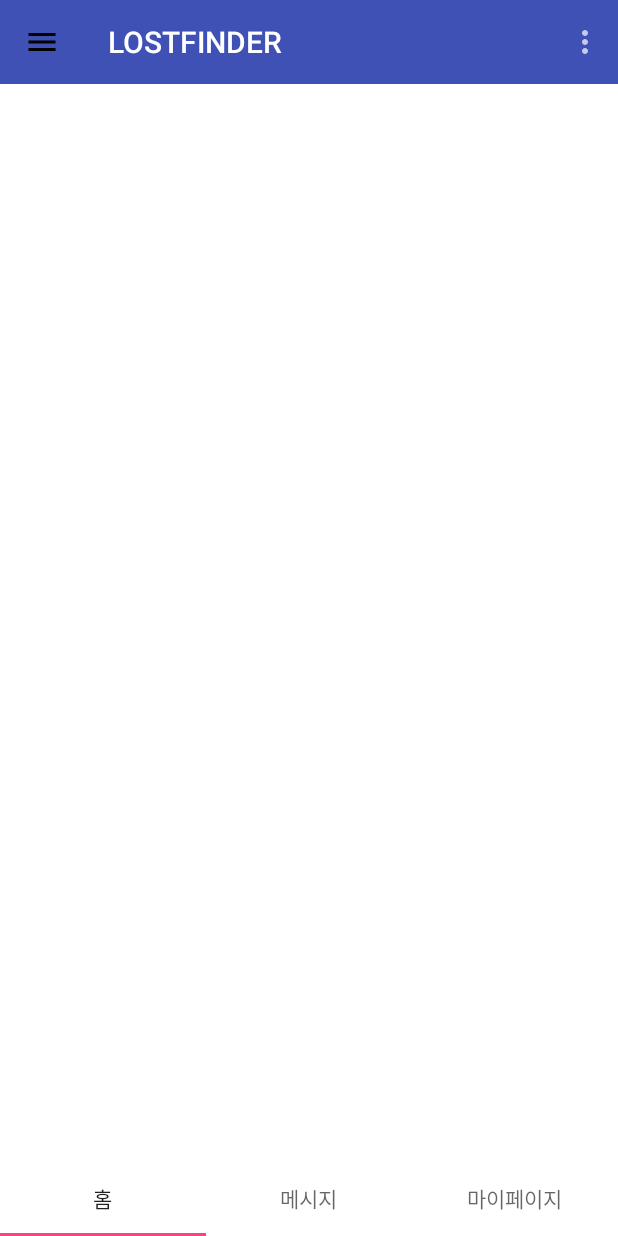
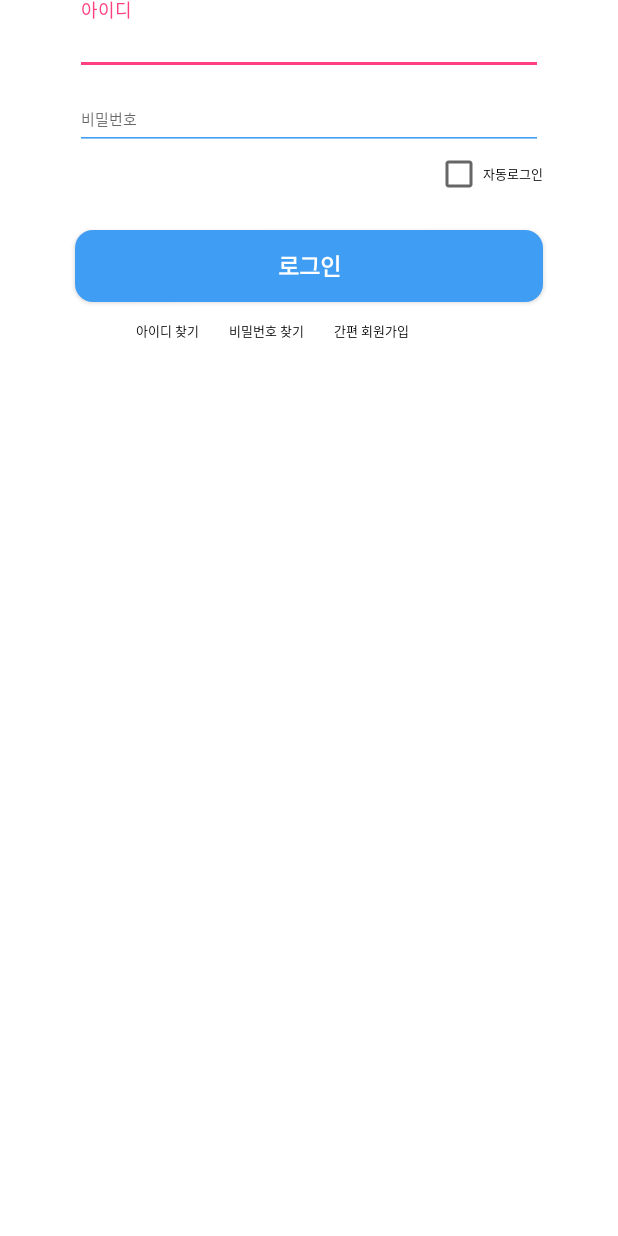
Before and after one commit to SoBsch/LOSTFINDER, an Android app: the screen it shows after launch (MainActivity before the commit, Login after it), on a phone screen of 412 x 824 dp. Run offline under Robolectric (Android 15) with nearby library versions, the phone set to English and light mode, and no system bars; libraries missing offline, so code that uses them is left out: com.squareup.leakcanary; 2 statements that could not run were skipped.

Commit message:
#Add
로그인기능

로그인 첫 페이지

화면 뷰 구현 / 클래스 추가

```diff
--- a/app/src/main/AndroidManifest.xml
+++ b/app/src/main/AndroidManifest.xml
@@ -2,17 +2,21 @@
 <manifest xmlns:android="http://schemas.android.com/apk/res/android"
     package="lostfinder.sobsch.lostfinder">
 
-    <uses-permission android:name="android.permission.INTERNET"/>
+    <uses-permission android:name="android.permission.INTERNET" />
 
     <application
+        android:name=".LostFinderApplication"
         android:allowBackup="true"
         android:icon="@mipmap/ic_launcher"
         android:label="@string/app_name"
-        android:name=".LostFinderApplication"
         android:roundIcon="@mipmap/ic_launcher_round"
         android:supportsRtl="true"
         android:theme="@style/AppTheme">
         <activity android:name=".ui.main.MainActivity">
+
+        </activity>
+
+        <activity android:name=".ui.login.Login">
             <intent-filter>
                 <action android:name="android.intent.action.MAIN" />
 
--- /dev/null
+++ b/app/src/main/java/lostfinder/sobsch/lostfinder/ui/login/Login.kt
@@ -0,0 +1,26 @@
+package lostfinder.sobsch.lostfinder.ui.login
+
+import lostfinder.sobsch.lostfinder.R
+import lostfinder.sobsch.lostfinder.ui.base.BaseActivity
+
+
+class Login : BaseActivity<LoginContract.View, LoginContract.Presenter>() {
+
+    override var mPresenter: LoginContract.Presenter = LoginPresenter()
+
+    override fun getResID(): Int = R.layout.activity_login
+
+    override fun init() {
+
+    }
+
+    override fun resume() {
+    }
+
+    override fun pause() {
+    }
+
+    override fun destroy() {
+    }
+
+}
--- /dev/null
+++ b/app/src/main/java/lostfinder/sobsch/lostfinder/ui/login/LoginContract.kt
@@ -0,0 +1,15 @@
+package lostfinder.sobsch.lostfinder.ui.login
+
+import lostfinder.sobsch.lostfinder.ui.base.BasePresenter
+import lostfinder.sobsch.lostfinder.ui.base.BaseView
+
+interface LoginContract{
+
+    interface View: BaseView{
+
+    }
+
+    interface Presenter: BasePresenter<View>{
+
+    }
+}
--- /dev/null
+++ b/app/src/main/java/lostfinder/sobsch/lostfinder/ui/login/LoginPresenter.kt
@@ -0,0 +1,7 @@
+package lostfinder.sobsch.lostfinder.ui.login
+
+import lostfinder.sobsch.lostfinder.ui.base.BasePresenterImpl
+
+class LoginPresenter: BasePresenterImpl<LoginContract.View>(), LoginContract.Presenter{
+
+}
--- /dev/null
+++ b/app/src/main/res/drawable/login_round.xml
@@ -0,0 +1,9 @@
+<?xml version="1.0" encoding="utf-8"?>
+<shape xmlns:android="http://schemas.android.com/apk/res/android">
+
+
+    <solid android:color="@color/login_tint" />
+
+
+    <corners android:radius="12.2dp" />
+</shape>
--- /dev/null
+++ b/app/src/main/res/layout/activity_login.xml
@@ -0,0 +1,120 @@
+<?xml version="1.0" encoding="utf-8"?>
+<android.support.constraint.ConstraintLayout xmlns:android="http://schemas.android.com/apk/res/android"
+    xmlns:app="http://schemas.android.com/apk/res-auto"
+    xmlns:tools="http://schemas.android.com/tools"
+    android:layout_width="match_parent"
+    android:layout_height="match_parent"
+    android:background="@color/white"
+    tools:context=".ui.login.Login">
+
+
+    <android.support.design.widget.TextInputLayout
+        android:id="@+id/login_id_layout"
+        android:layout_width="0dp"
+        android:layout_height="50dp"
+        android:layout_marginEnd="50dp"
+        android:layout_marginStart="50dp"
+        android:background="@null"
+        app:layout_constraintEnd_toEndOf="parent"
+        app:layout_constraintStart_toStartOf="parent">
+
+        <android.support.design.widget.TextInputEditText
+            android:id="@+id/login_id"
+            android:layout_width="match_parent"
+            android:layout_height="match_parent"
+            android:backgroundTint="@color/login_tint"
+            android:hint="@string/id_hint"
+            android:inputType="text"
+            android:textColor="@color/black"
+            android:textSize="10.2sp" />
+
+    </android.support.design.widget.TextInputLayout>
+
+    <android.support.design.widget.TextInputLayout
+        android:id="@+id/login_password_layout"
+        android:layout_width="0dp"
+        android:layout_height="50dp"
+        android:layout_marginEnd="50dp"
+        android:layout_marginStart="50dp"
+        android:background="@null"
+        app:layout_constraintEnd_toEndOf="parent"
+        app:layout_constraintStart_toStartOf="parent"
+        app:layout_constraintTop_toBottomOf="@id/login_id_layout">
+
+        <android.support.design.widget.TextInputEditText
+            android:id="@+id/login_password"
+            android:layout_width="match_parent"
+            android:layout_height="match_parent"
+            android:backgroundTint="@color/login_tint"
+            android:hint="@string/password_hint"
+            android:inputType="text"
+            android:textColor="@color/black"
+            android:textSize="10.2sp" />
+
+    </android.support.design.widget.TextInputLayout>
+
+    <CheckBox
+        android:id="@+id/login_auto"
+        android:layout_width="wrap_content"
+        android:layout_height="wrap_content"
+        android:text="@string/auto_text"
+        android:textSize="8.5sp"
+        app:layout_constraintEnd_toEndOf="@id/login_password_layout"
+        app:layout_constraintTop_toBottomOf="@id/login_password_layout" />
+
+
+    <Button
+        android:id="@+id/login_submit"
+        android:layout_width="0dp"
+        android:layout_height="wrap_content"
+        android:layout_marginTop="21dp"
+        android:background="@drawable/login_round"
+        android:text="@string/login"
+        android:textColor="@color/white"
+        android:textSize="15sp"
+        android:textStyle="bold"
+        app:layout_constraintEnd_toEndOf="@id/login_password_layout"
+        app:layout_constraintStart_toStartOf="@id/login_password_layout"
+        app:layout_constraintTop_toBottomOf="@id/login_auto" />
+
+    <TextView
+        android:id="@+id/login_find_id"
+        android:layout_width="wrap_content"
+        android:layout_height="wrap_content"
+        android:layout_marginStart="90.7dp"
+        android:layout_marginTop="12dp"
+        android:text="@string/find_id"
+        android:textColor="@color/black"
+        android:textSize="8.5sp"
+        app:layout_constraintBottom_toBottomOf="parent"
+        app:layout_constraintHorizontal_bias="0"
+        app:layout_constraintStart_toStartOf="parent"
+        app:layout_constraintTop_toBottomOf="@id/login_submit"
+        app:layout_constraintVertical_bias="0" />
+
+    <TextView
+        android:id="@+id/login_find_password"
+        android:layout_width="wrap_content"
+        android:layout_height="wrap_content"
+        android:layout_marginStart="20.3dp"
+        android:text="@string/find_password"
+        android:textColor="@color/black"
+        android:textSize="8.5sp"
+        app:layout_constraintBottom_toBottomOf="@id/login_find_id"
+        app:layout_constraintStart_toEndOf="@id/login_find_id"
+        app:layout_constraintTop_toTopOf="@id/login_find_id" />
+
+    <TextView
+        android:id="@+id/login_register"
+        android:layout_width="wrap_content"
+        android:layout_height="wrap_content"
+        android:layout_marginStart="20.3dp"
+        android:text="@string/register"
+        android:textColor="@color/black"
+        android:textSize="8.5sp"
+        app:layout_constraintBottom_toBottomOf="@id/login_find_password"
+        app:layout_constraintStart_toEndOf="@id/login_find_password"
+        app:layout_constraintTop_toTopOf="@id/login_find_password" />
+
+
+</android.support.constraint.ConstraintLayout>
--- a/app/src/main/res/values/colors.xml
+++ b/app/src/main/res/values/colors.xml
@@ -6,4 +6,6 @@
 
     <color name="black">#000000</color>
     <color name="white">#FFFFFF</color>
+
+    <color name="login_tint">#3f9df4</color>
 </resources>
--- a/app/src/main/res/values/strings.xml
+++ b/app/src/main/res/values/strings.xml
@@ -2,4 +2,12 @@
     <string name="app_name">LOSTFINDER</string>
     <string name="drawer_open">drawer open</string>
     <string name="drawer_close">drawer close</string>
+
+    <string name="id_hint">아이디</string>
+    <string name="password_hint">비밀번호</string>
+    <string name="auto_text">자동로그인</string>
+    <string name="login">로그인</string>
+    <string name="find_id">아이디 찾기</string>
+    <string name="find_password">비밀번호 찾기</string>
+    <string name="register">간편 회원가입</string>
 </resources>
```
Also changed, not shown: 1 other file.
